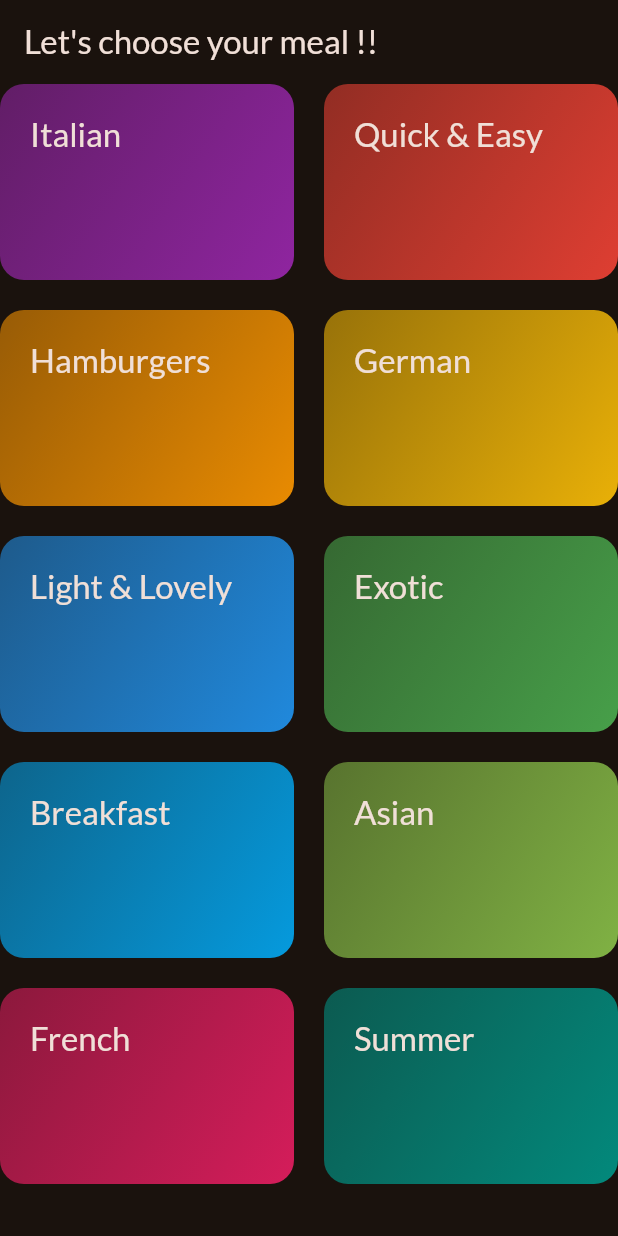
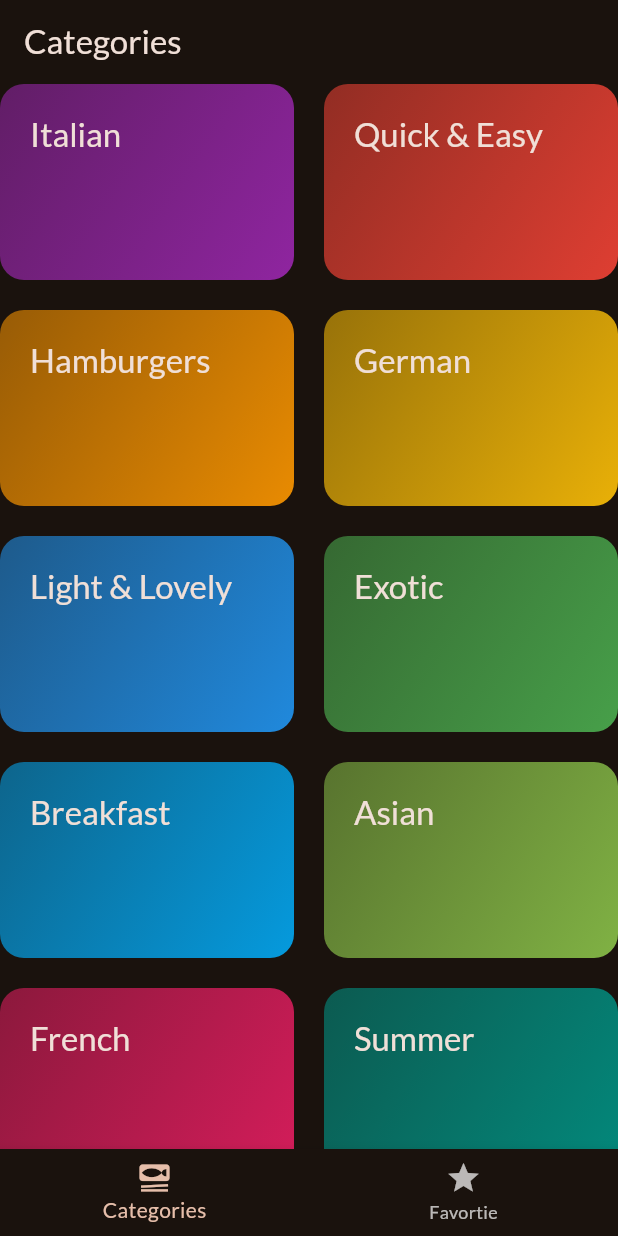
Before and after one commit to vucongtuananh/meals-app, a Flutter app: the screen it shows after launch, on a phone screen of 412 x 824 dp. Run offline on Flutter 3.47's test engine with Material 2 defaults, Android fonts, the phone set to English and light mode, and no system bars; our stand-ins replace google_fonts, transparent_image.

Commit message:
done create tab screen

```diff
--- a/lib/main.dart
+++ b/lib/main.dart
@@ -1,6 +1,7 @@
 import 'package:flutter/material.dart';
 import 'package:google_fonts/google_fonts.dart';
 import 'package:meals_app/screens/categories_screen.dart';
+import 'package:meals_app/screens/tabs_screen.dart';
 
 final theme = ThemeData(
     useMaterial3: true,
@@ -22,7 +23,7 @@ class App extends StatelessWidget {
     return MaterialApp(
       debugShowCheckedModeBanner: false,
       theme: theme,
-      home: const CategoriesScreen(),
+      home: const TabsScreen(),
     );
   }
 }
--- a/lib/screens/categories_screen.dart
+++ b/lib/screens/categories_screen.dart
@@ -18,11 +18,7 @@ class CategoriesScreen extends StatelessWidget {
 
   @override
   Widget build(BuildContext context) {
-    return Scaffold(
-      appBar: AppBar(
-        title: const Text("Let's choose your meal !!"),
-      ),
-      body: GridView(
+    return GridView(
         gridDelegate: const SliverGridDelegateWithFixedCrossAxisCount(
             crossAxisCount: 2, childAspectRatio: 1.5, crossAxisSpacing: 20, mainAxisSpacing: 20),
         children: availableCategories.map((e) {
@@ -32,7 +28,6 @@ class CategoriesScreen extends StatelessWidget {
               _selectCategory(context, e);
             },
           );
-          }).toList()),
-    );
+        }).toList());
   }
 }
--- a/lib/screens/meal_screen.dart
+++ b/lib/screens/meal_screen.dart
@@ -4,9 +4,9 @@ import 'package:meals_app/screens/meal_details_screen.dart';
 import 'package:meals_app/widgets/meal_item.dart';
 
 class MealScreen extends StatelessWidget {
-  const MealScreen({super.key, required this.title, required this.meals});
+  const MealScreen({super.key, this.title, required this.meals});
 
-  final String title;
+  final String? title;
   final List<Meal> meals;
 
   void selectMeal(BuildContext context, Meal meal) {
@@ -39,10 +39,12 @@ class MealScreen extends StatelessWidget {
         ),
       );
     }
-
+    if (title == null) {
+      return content;
+    }
     return Scaffold(
       appBar: AppBar(
-        title: Text(title),
+        title: Text(title!),
       ),
       body: content,
     );
--- /dev/null
+++ b/lib/screens/tabs_screen.dart
@@ -0,0 +1,51 @@
+import 'package:flutter/material.dart';
+import 'package:meals_app/screens/categories_screen.dart';
+import 'package:meals_app/screens/meal_screen.dart';
+
+class TabsScreen extends StatefulWidget {
+  const TabsScreen({super.key});
+
+  @override
+  State<TabsScreen> createState() => _TabsScreenState();
+}
+
+class _TabsScreenState extends State<TabsScreen> {
+  int _pageSelectedIndex = 0;
+
+  void _selectPage(int index) {
+    setState(() {
+      _pageSelectedIndex = index;
+    });
+  }
+
+  @override
+  Widget build(BuildContext context) {
+    Widget activePage = const CategoriesScreen();
+    /*
+      Lỗi ngu như con lợn của Tuấn Anh :
+      Widget activePage đặt ở bên ngoài
+      -Lí do :
+        Khi chạy app, nó chỉ build những gì ở trong hàm build này thôi má!, nếu mày để ở ngoài hàm build thì nó sẽ mặc định chạy 1 cái đầu, xong không động đến widget nữa,
+        nghĩa là cái activePage nó = CategoriesScreen đúng 1 phát đầu thôi, còn lại nó kh được set bằng cái gì khi _pageSelectedIndex = 1
+    */
+    String _pageTitle = "Categories";
+    if (_pageSelectedIndex == 1) {
+      activePage = const MealScreen(meals: []);
+      _pageTitle = "Favorite";
+    }
+    return Scaffold(
+      appBar: AppBar(
+        title: Text(_pageTitle),
+      ),
+      body: activePage,
+      bottomNavigationBar: BottomNavigationBar(
+        onTap: _selectPage,
+        currentIndex: _pageSelectedIndex,
+        items: const [
+          BottomNavigationBarItem(icon: Icon(Icons.set_meal), label: "Categories"),
+          BottomNavigationBarItem(icon: Icon(Icons.star), label: "Favortie")
+        ],
+      ),
+    );
+  }
+}
```
Lines whose indentation alone changed are shown as unchanged.
